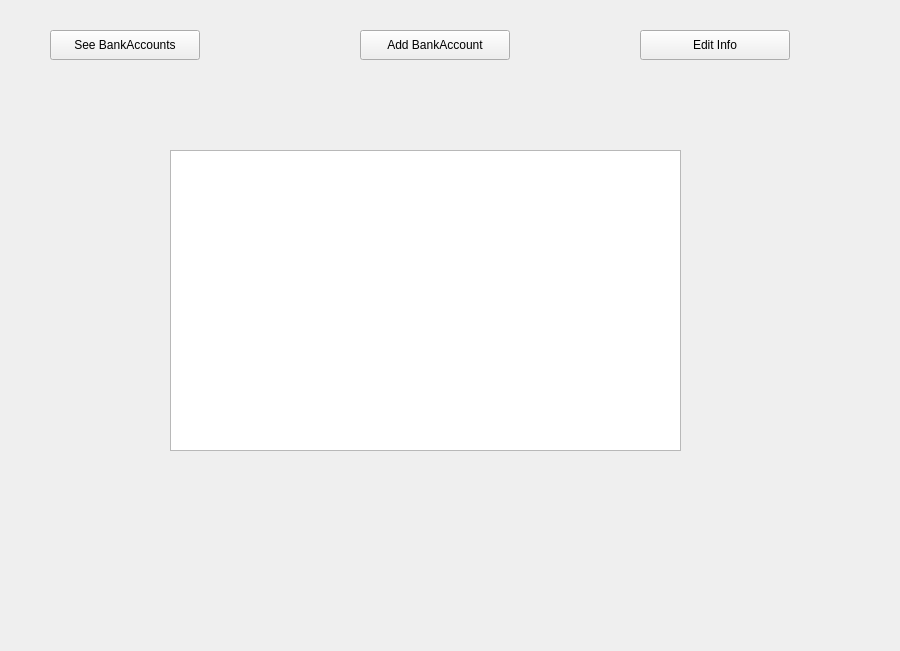
a-HA7-z/UIAP_Final, file UIAP_Final/admin_costumerdetails.ui: the form before one commit.
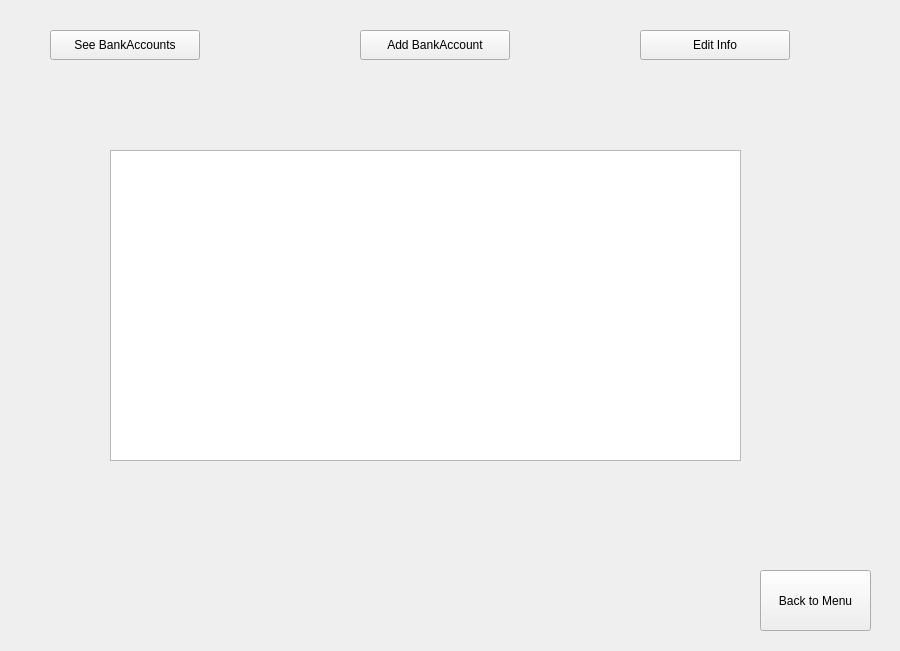
The form after the commit.

```diff
--- a/UIAP_Final/admin_costumerdetails.ui
+++ b/UIAP_Final/admin_costumerdetails.ui
@@ -18,7 +18,7 @@
     <rect>
      <x>60</x>
      <y>70</y>
-     <width>741</width>
+     <width>771</width>
      <height>501</height>
     </rect>
    </property>
@@ -29,12 +29,16 @@
     <widget class="QListWidget" name="listWidget">
      <property name="geometry">
       <rect>
-       <x>110</x>
+       <x>50</x>
        <y>80</y>
-       <width>511</width>
-       <height>301</height>
+       <width>631</width>
+       <height>311</height>
       </rect>
      </property>
+     <property name="styleSheet">
+      <string notr="true">font: 12pt &quot;Segoe UI&quot;;
+color: rgb(255, 255, 255);</string>
+     </property>
     </widget>
    </widget>
    <widget class="QWidget" name="pageAddBankAccount">
@@ -461,6 +465,19 @@
     <string>Edit Info</string>
    </property>
   </widget>
+  <widget class="QPushButton" name="pushButton">
+   <property name="geometry">
+    <rect>
+     <x>760</x>
+     <y>570</y>
+     <width>111</width>
+     <height>61</height>
+    </rect>
+   </property>
+   <property name="text">
+    <string>Back to Menu</string>
+   </property>
+  </widget>
  </widget>
  <resources/>
  <connections/>
```
Left out of the diff: 2 changed lines with no effect on the pictures.
